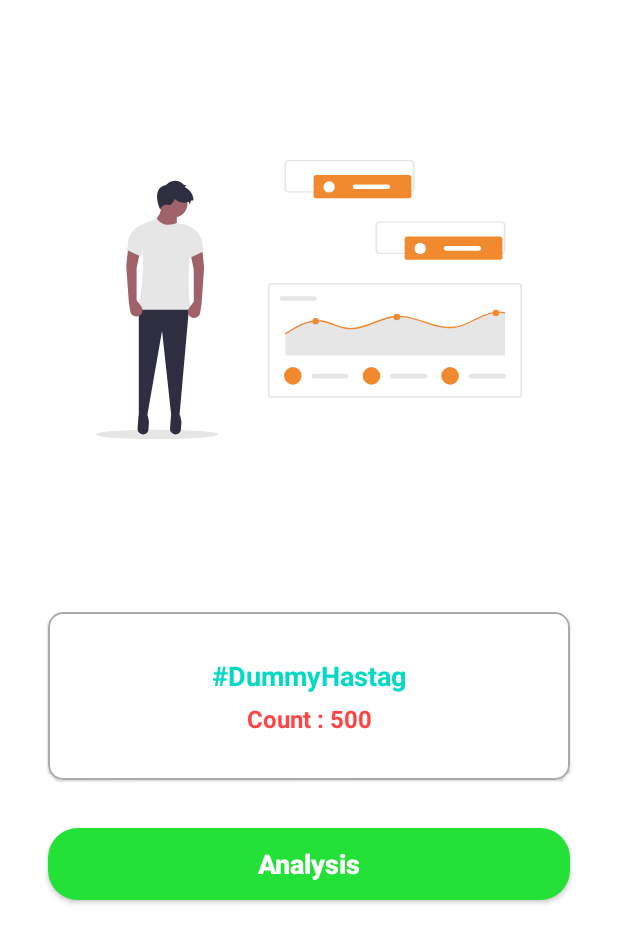
After one commit to AfiNaufal97/Sijora-Apps, an Android app: the layout activity_detail.xml on its own in the app's theme, with its tools: preview values and no code run, on a phone screen of 412 x 824 dp. The commit adds this screen. Shown: the top 943 px of the screen. Run offline under Robolectric (Android 15) with nearby library versions, the phone set to English and light mode, and no system bars.

Commit message:
Detail Activity

```diff
--- a/app/src/main/AndroidManifest.xml
+++ b/app/src/main/AndroidManifest.xml
@@ -9,7 +9,8 @@
         android:roundIcon="@mipmap/ic_launcher_round"
         android:supportsRtl="true"
         android:theme="@style/Theme.SijoraApps">
-        <activity android:name="com.wildan.sijoraapps.ui.activity.home.HomeActivity">
+        <activity android:name=".ui.activity.detail.DetailActivity"></activity>
+        <activity android:name=".ui.activity.home.HomeActivity">
             <intent-filter>
                 <action android:name="android.intent.action.MAIN" />
 
--- /dev/null
+++ b/app/src/main/res/drawable/button_background_green.xml
@@ -0,0 +1,8 @@
+<?xml version="1.0" encoding="utf-8"?>
+<shape xmlns:android="http://schemas.android.com/apk/res/android"
+    android:shape="rectangle">
+
+    <solid android:color="@color/green"/>
+    <corners android:radius="20dp"/>
+
+</shape>
--- /dev/null
+++ b/app/src/main/res/drawable/ic_detail_background.xml
@@ -0,0 +1,105 @@
+<vector xmlns:android="http://schemas.android.com/apk/res/android"
+    android:width="823.5dp"
+    android:height="539.23254dp"
+    android:viewportWidth="823.5"
+    android:viewportHeight="539.23254">
+  <path
+      android:pathData="M0,530.233a118,9 0,1 0,236 0a118,9 0,1 0,-236 0z"
+      android:fillColor="#e6e6e6"/>
+  <path
+      android:pathData="M156.218,135.461l-47.076,-12.839q18.856,-17.793 16.405,-33.524L156.218,89.098Z"
+      android:fillColor="#9f616a"/>
+  <path
+      android:pathData="M161.211,496.376l-15.206,2.139l-18.318,-168.331l-29.244,167.618l-15.692,0.713l0,-212.554l97.005,0l-18.545,210.415z"
+      android:fillColor="#2f2e41"/>
+  <path
+      android:pathData="M90.648,530.309h0a10.695,10.695 0,0 0,10.607 -7.816l1.111,-16.575 -2.239,-11.755c-5.908,-4.855 -11.88,-4.754 -17.912,0L80.291,518.785A10.695,10.695 0,0 0,90.648 530.309Z"
+      android:fillColor="#2f2e41"/>
+  <path
+      android:pathData="M153.416,530.309h0a10.695,10.695 0,0 0,10.607 -7.816l1.111,-16.575 -2.239,-11.755c-5.908,-4.855 -11.88,-4.754 -17.912,0l-1.924,24.622A10.695,10.695 0,0 0,153.416 530.309Z"
+      android:fillColor="#2f2e41"/>
+  <path
+      android:pathData="M149.799,84.105m-27.104,0a27.104,27.104 0,1 1,54.209 0a27.104,27.104 0,1 1,-54.209 0"
+      android:fillColor="#9f616a"/>
+  <path
+      android:pathData="M184.036,289.527L80.611,289.527c13.405,-62.124 13.367,-112.158 2.69,-152.623a10.813,10.813 0,0 1,6.576 -12.853l27.825,-10.702c8.354,10.788 20.142,15.5 38.517,8.559l14.581,2.991a14.982,14.982 0,0 1,11.957 15.665c-1.073,15.826 -0.65,31.772 -1.573,45.538C178.323,228.731 177.089,261.963 184.036,289.527Z"
+      android:fillColor="#e6e6e6"/>
+  <path
+      android:pathData="M135.533,48.442s15.692,-17.832 34.237,-0.713l4.993,1.427 -3.566,2.853s18.545,8.559 17.118,26.391c0,0 -2.853,-0.713 -4.28,0s-2.14,8.559 -2.14,8.559 -2.14,-5.706 -2.853,-6.419 -10.699,7.846 -27.104,-4.993c0,0 -4.993,12.839 -10.699,11.412s-13.552,-0.713 -17.118,8.559C124.121,95.518 104.863,54.148 135.533,48.442Z"
+      android:fillColor="#2f2e41"/>
+  <path
+      android:pathData="M189.028,273.835l-9.156,12.272a12.027,12.027 0,0 0,2.594 16.939l0,0a12.027,12.027 0,0 0,18.921 -7.847l2.619,-16.371L209,208.214l-3.566,-35.664L182.609,181.11l6.419,30.671Z"
+      android:fillColor="#9f616a"/>
+  <path
+      android:pathData="M179.756,189.669l27.818,-12.839 -1.427,-10.106a41.488,41.488 0,0 0,-26.489 -38.682l-8.461,-3.281Z"
+      android:fillColor="#e6e6e6"/>
+  <path
+      android:pathData="M78.472,270.982l9.156,12.272a12.027,12.027 0,0 1,-2.594 16.939l0,0a12.027,12.027 0,0 1,-18.921 -7.847l-2.619,-16.371L58.5,205.361l3.566,-35.664 22.825,8.559 -6.419,30.671Z"
+      android:fillColor="#9f616a"/>
+  <path
+      android:pathData="M87.744,186.816l-27.818,-12.839 1.427,-10.106a41.488,41.488 0,0 1,26.489 -38.682l8.461,-3.281Z"
+      android:fillColor="#e6e6e6"/>
+  <path
+      android:pathData="M816,459.733h-476a7.508,7.508 0,0 1,-7.5 -7.5v-207a7.508,7.508 0,0 1,7.5 -7.5h476a7.508,7.508 0,0 1,7.5 7.5v207A7.508,7.508 0,0 1,816 459.733ZM340,240.733a4.505,4.505 0,0 0,-4.5 4.5v207a4.505,4.505 0,0 0,4.5 4.5h476a4.505,4.505 0,0 0,4.5 -4.5v-207a4.505,4.505 0,0 0,-4.5 -4.5Z"
+      android:fillColor="#e6e6e6"/>
+  <path
+      android:pathData="M359.5,263.233a4.5,4.5 0,0 0,0 9h63a4.5,4.5 0,0 0,0 -9Z"
+      android:fillColor="#e6e6e6"/>
+  <path
+      android:pathData="M790.79,294.528L790.79,377.977L365.96,377.977L365.96,334.04c2.942,-1.889 5.901,-3.769 8.888,-5.588 12.754,-7.805 26.405,-15.104 41.283,-17.809a62.32,62.32 0,0 1,21.313 -0.266c7.466,1.233 14.611,3.805 21.686,6.386 6.977,2.554 13.971,5.188 21.268,6.67a62.272,62.272 0,0 0,21.57 0.426c13.66,-2.049 26.494,-7.539 39.275,-12.505 12.86,-4.993 26.112,-9.712 40.03,-10.333 13.74,-0.621 27.312,2.625 40.35,6.652 26.583,8.204 53.726,20.372 81.873,12.027 28.583,-8.461 54.872,-32.887 86.548,-25.641A1.192,1.192 0,0 1,790.79 294.528Z"
+      android:fillColor="#e6e6e6"/>
+  <path
+      android:pathData="M790.79,295.982a1.283,1.283 0,0 1,-1.455 0.639,47.368 47.368,0 0,0 -11.512,-1.188c-31.157,0.55 -55.113,25.632 -85.578,29.383 -27.468,3.379 -53.321,-9.978 -79.148,-16.958 -13.419,-3.627 -27.255,-5.552 -41.064,-3.086 -13.703,2.439 -26.563,8.044 -39.476,13.02 -12.435,4.789 -25.357,9.242 -38.82,9.463 -14.803,0.248 -28.133,-5.854 -41.862,-10.501 -7.14,-2.421 -14.466,-4.337 -22.031,-4.523a66.645,66.645 0,0 0,-21.712 3.361c-14.59,4.639 -27.734,12.905 -40.532,21.117a1.137,1.137 0,0 1,-0.754 0.204,1.374 1.374,0 0,1 -0.585,-2.501l0.585,-0.373c2.936,-1.889 5.889,-3.769 8.869,-5.588 12.727,-7.805 26.35,-15.104 41.197,-17.809a62.062,62.062 0,0 1,21.268 -0.266c7.45,1.233 14.581,3.805 21.641,6.386 6.962,2.554 13.942,5.188 21.224,6.67a62.014,62.014 0,0 0,21.525 0.426c13.632,-2.049 26.439,-7.539 39.193,-12.505 12.834,-4.993 26.057,-9.712 39.947,-10.333 13.712,-0.621 27.255,2.625 40.266,6.652 26.528,8.204 53.614,20.372 81.702,12.027 28.523,-8.461 54.758,-32.887 86.367,-25.641a1.19,1.19 0,0 1,0.745 0.47A1.367,1.367 0,0 1,790.79 295.982Z"
+      android:fillColor="#f1892e"/>
+  <path
+      android:pathData="M424.496,311.459m-6.208,0a6.208,6.208 0,1 1,12.417 0a6.208,6.208 0,1 1,-12.417 0"
+      android:fillColor="#f1892e"/>
+  <path
+      android:pathData="M581.479,303.477m-6.208,0a6.208,6.208 0,1 1,12.417 0a6.208,6.208 0,1 1,-12.417 0"
+      android:fillColor="#f1892e"/>
+  <path
+      android:pathData="M773.052,295.494m-6.208,0a6.208,6.208 0,1 1,12.417 0a6.208,6.208 0,1 1,-12.417 0"
+      android:fillColor="#f1892e"/>
+  <path
+      android:pathData="M421,413.233a4.5,4.5 0,0 0,0 9h63a4.5,4.5 0,0 0,0 -9Z"
+      android:fillColor="#e6e6e6"/>
+  <path
+      android:pathData="M380.5,417.233m-17,0a17,17 0,1 1,34 0a17,17 0,1 1,-34 0"
+      android:fillColor="#f1892e"/>
+  <path
+      android:pathData="M573,413.233a4.5,4.5 0,0 0,0 9h63a4.5,4.5 0,0 0,0 -9Z"
+      android:fillColor="#e6e6e6"/>
+  <path
+      android:pathData="M532.5,417.233m-17,0a17,17 0,1 1,34 0a17,17 0,1 1,-34 0"
+      android:fillColor="#f1892e"/>
+  <path
+      android:pathData="M725,413.233a4.5,4.5 0,0 0,0 9h63a4.5,4.5 0,0 0,0 -9Z"
+      android:fillColor="#e6e6e6"/>
+  <path
+      android:pathData="M684.5,417.233m-17,0a17,17 0,1 1,34 0a17,17 0,1 1,-34 0"
+      android:fillColor="#f1892e"/>
+  <path
+      android:pathData="M783.419,181.842L548.581,181.842c-4.578,0 -8.288,-2.643 -8.293,-5.9v-51.042c0.005,-3.257 3.715,-5.9 8.293,-5.9L783.419,119c4.578,0 8.288,2.643 8.293,5.9v51.041C791.708,179.198 787.997,181.838 783.419,181.842ZM548.581,121.358c-2.747,0 -4.973,1.586 -4.976,3.54v51.041c0,1.954 2.229,3.538 4.976,3.54L783.419,179.479c2.747,0 4.973,-1.586 4.976,-3.54v-51.039c0,-1.954 -2.229,-3.538 -4.976,-3.54Z"
+      android:fillColor="#e6e6e6"/>
+  <path
+      android:pathData="M601.679,148.007a5.006,5.006 0,0 0,-5 5v35a5.006,5.006 0,0 0,5 5h179a5.006,5.006 0,0 0,5 -5v-35a5.006,5.006 0,0 0,-5 -5Z"
+      android:fillColor="#f1892e"/>
+  <path
+      android:pathData="M626.679,171.007m-11,0a11,11 0,1 1,22 0a11,11 0,1 1,-22 0"
+      android:fillColor="#fff"/>
+  <path
+      android:pathData="M676.811,166.233a4.5,4.5 0,0 0,0 9h63a4.5,4.5 0,0 0,0 -9Z"
+      android:fillColor="#fff"/>
+  <path
+      android:pathData="M607.419,62.842L372.581,62.842c-4.578,0 -8.288,-2.643 -8.293,-5.9v-51.042c0.005,-3.257 3.715,-5.9 8.293,-5.9L607.419,-0c4.578,0 8.288,2.643 8.293,5.9v51.041C615.708,60.198 611.997,62.838 607.419,62.842ZM372.581,2.358c-2.747,0 -4.973,1.586 -4.976,3.54v51.041c0,1.954 2.229,3.538 4.976,3.54L607.419,60.479c2.747,0 4.973,-1.586 4.976,-3.54v-51.039c0,-1.954 -2.229,-3.538 -4.976,-3.54Z"
+      android:fillColor="#e6e6e6"/>
+  <path
+      android:pathData="M425.679,29.007a5.006,5.006 0,0 0,-5 5v35a5.006,5.006 0,0 0,5 5h179a5.006,5.006 0,0 0,5 -5v-35a5.006,5.006 0,0 0,-5 -5Z"
+      android:fillColor="#f1892e"/>
+  <path
+      android:pathData="M450.679,52.007m-11,0a11,11 0,1 1,22 0a11,11 0,1 1,-22 0"
+      android:fillColor="#fff"/>
+  <path
+      android:pathData="M500.811,47.233a4.5,4.5 0,0 0,0 9h63a4.5,4.5 0,0 0,0 -9Z"
+      android:fillColor="#fff"/>
+</vector>
--- /dev/null
+++ b/app/src/main/res/layout/activity_detail.xml
@@ -0,0 +1,78 @@
+<?xml version="1.0" encoding="utf-8"?>
+<androidx.constraintlayout.widget.ConstraintLayout xmlns:android="http://schemas.android.com/apk/res/android"
+    xmlns:app="http://schemas.android.com/apk/res-auto"
+    xmlns:tools="http://schemas.android.com/tools"
+    android:layout_width="match_parent"
+    android:layout_height="match_parent"
+    tools:context=".ui.activity.detail.DetailActivity">
+
+    <ImageView
+        android:id="@+id/imageView"
+        android:layout_width="0dp"
+        android:layout_height="400dp"
+        android:layout_marginStart="64dp"
+        android:layout_marginEnd="64dp"
+        android:scaleType="centerInside"
+        app:layout_constraintEnd_toEndOf="parent"
+        app:layout_constraintStart_toStartOf="parent"
+        app:layout_constraintTop_toTopOf="parent"
+        app:srcCompat="@drawable/ic_detail_background" />
+
+    <com.google.android.material.card.MaterialCardView
+        android:id="@+id/cardView"
+        style="@style/Widget.MaterialComponents.CardView"
+        android:layout_width="0dp"
+        android:layout_height="wrap_content"
+        android:layout_marginStart="32dp"
+        android:layout_marginTop="8dp"
+        android:layout_marginEnd="32dp"
+        app:cardCornerRadius="10dp"
+        app:strokeWidth="1dp"
+        app:strokeColor="@android:color/darker_gray"
+        app:layout_constraintEnd_toEndOf="parent"
+        app:layout_constraintStart_toStartOf="parent"
+        app:layout_constraintTop_toBottomOf="@+id/imageView">
+
+        <TextView
+            android:id="@+id/tv_detail_title"
+            android:layout_width="match_parent"
+            android:layout_height="wrap_content"
+            android:layout_marginTop="30dp"
+            android:textAlignment="center"
+            android:textColor="@color/teal_200"
+            android:textSize="18sp"
+            android:textStyle="bold"
+            tools:text="#DummyHastag" />
+
+        <TextView
+            android:id="@+id/tv_detail_count"
+            android:layout_width="match_parent"
+            android:layout_height="wrap_content"
+            android:layout_marginTop="60dp"
+            android:layout_marginBottom="30dp"
+            android:textAlignment="center"
+            android:textColor="@android:color/holo_red_light"
+            android:textSize="16sp"
+            android:textStyle="bold"
+            tools:text="Count : 500"/>
+
+    </com.google.android.material.card.MaterialCardView>
+
+    <androidx.appcompat.widget.AppCompatButton
+        android:layout_width="match_parent"
+        android:layout_height="wrap_content"
+        android:layout_marginStart="32dp"
+        android:layout_marginTop="32dp"
+        android:layout_marginEnd="32dp"
+        android:backgroundTint="@color/green"
+        android:background="@drawable/button_background_green"
+        app:layout_constraintEnd_toEndOf="parent"
+        app:layout_constraintStart_toStartOf="parent"
+        app:layout_constraintTop_toBottomOf="@+id/cardView"
+        android:text="Analysis"
+        android:textColor="@color/white"
+        android:textStyle="bold"
+        android:textAllCaps="false"
+        android:textSize="18sp"/>
+
+</androidx.constraintlayout.widget.ConstraintLayout>
--- a/app/src/main/res/values/colors.xml
+++ b/app/src/main/res/values/colors.xml
@@ -7,4 +7,5 @@
     <color name="teal_700">#FF018786</color>
     <color name="black">#FF000000</color>
     <color name="white">#FFFFFFFF</color>
+    <color name="green">#24E137</color>
 </resources>
--- a/app/src/main/res/values/strings.xml
+++ b/app/src/main/res/values/strings.xml
@@ -3,4 +3,5 @@
     <string name="search">Search</string>
     <!-- TODO: Remove or change this placeholder text -->
     <string name="hello_blank_fragment">Hello blank fragment</string>
+    <string name="count">Count: %s</string>
 </resources>
```
Also changed, not shown: app/src/main/java/com/wildan/sijoraapps/data/DataCity.kt (+14 -8 lines), app/src/main/java/com/wildan/sijoraapps/ui/activity/detail/DetailActivity.kt (added, +27 -0 lines), app/src/main/java/com/wildan/sijoraapps/ui/adapter/AdapterCity.kt (+10 -0 lines), app/src/main/res/drawable/ic_hashtag.xml (added, +18 -0 lines), app/src/main/res/drawable/ic_result_background.xml (added, +99 -0 lines).
